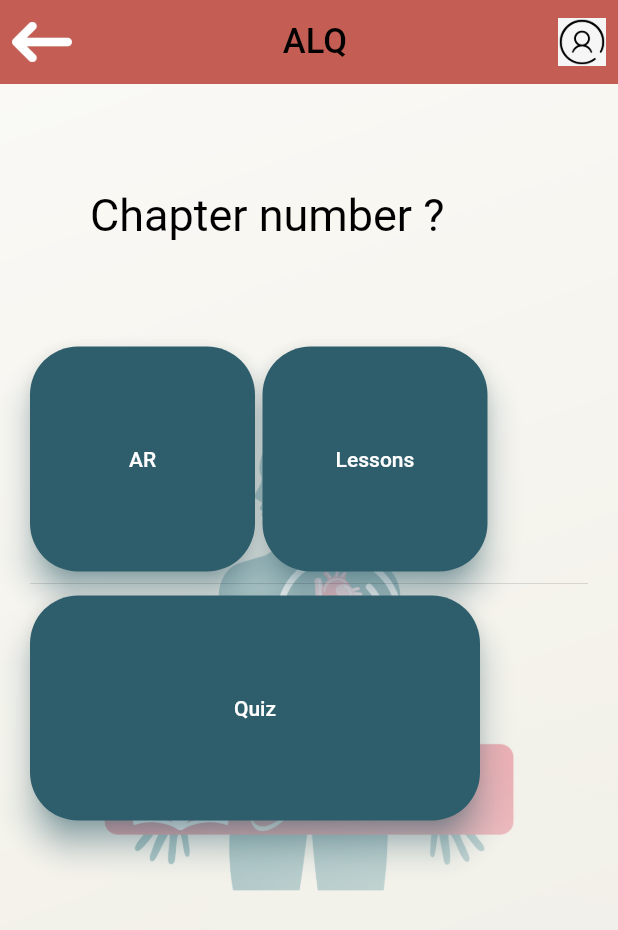
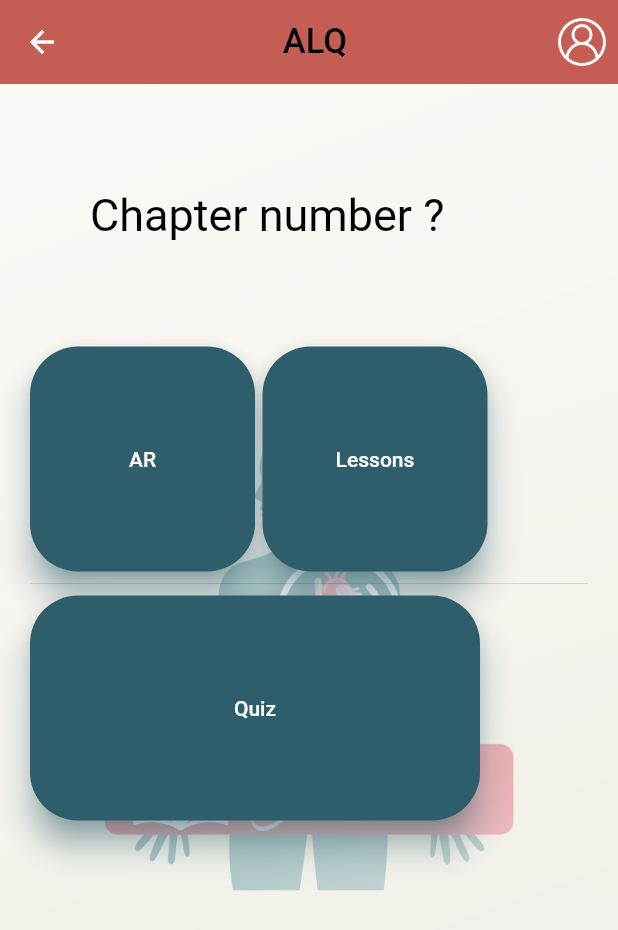
Before and after one commit to Gehad-Eid/ALQ, a Flutter app: the header screen opened by its route, after a tap on "Circulatory system", on a phone screen of 412 x 824 dp. Shown: the top 930 px of the screen. Run offline on Flutter 3.47's test engine with Material 2 defaults, Android fonts, the phone set to English and light mode, and no system bars; our stand-ins replace cloud_firestore, firebase_auth, firebase_core, fluttertoast, matcher, toast; accounts and stored records are empty.

Commit message:
nav bar in chapters

```diff
--- a/lib/navBar.dart
+++ b/lib/navBar.dart
@@ -46,8 +46,7 @@ class _NavBarState extends State<NavBar> {
           ListTile(
             leading: Icon(Icons.account_circle),
             title: Text("Profile"),
-            onTap: () => print("Profile"),
-            onLongPress: () {
+            onTap: () {
               Navigator.push(context,
                   MaterialPageRoute(builder: (context) => ProfileScreen()));
             }, // go to profile
--- a/lib/screens/chapterContent.dart
+++ b/lib/screens/chapterContent.dart
@@ -1,3 +1,4 @@
+import 'package:alqgp/screens/profile.dart';
 import 'package:flutter/material.dart';
 import 'package:alqgp/screens/chapters.dart';
 import 'package:alqgp/screens/body.dart';
@@ -34,7 +35,7 @@ class chaptersContent extends State<chapterContent> {
     return AppBar(
       backgroundColor: Color.fromARGB(255, 196, 93, 83),
       elevation: 0,
-      leading: IconButton(
+      /*leading: IconButton(
         icon: Image.asset("images/backArrow3.png"),
         onPressed: () {
           Navigator.push(
@@ -42,7 +43,7 @@ class chaptersContent extends State<chapterContent> {
             MaterialPageRoute(builder: (context) => const header()),
           );
         },
-      ),
+      ),*/
       title: Center(
         child: Text(
           "ALQ",
@@ -54,8 +55,11 @@ class chaptersContent extends State<chapterContent> {
       ),
       actions: <Widget>[
         IconButton(
-          icon: Image.asset('images/profile2.png'),
-          onPressed: () => null, //go to profile page
+          icon: Image.asset('images/profile3.png'),
+          onPressed: () => {
+            Navigator.push(context,
+                MaterialPageRoute(builder: (context) => ProfileScreen()))
+          }, //go to profile page
         ),
       ],
     );
--- a/lib/screens/chapters.dart
+++ b/lib/screens/chapters.dart
@@ -1,3 +1,4 @@
+import 'package:alqgp/screens/profile.dart';
 import 'package:cloud_firestore/cloud_firestore.dart';
 import 'package:firebase_auth/firebase_auth.dart';
 import 'package:flutter/material.dart';
@@ -5,6 +6,7 @@ import 'package:flutter/material.dart';
 import 'package:alqgp/screens/body.dart';
 
 import '../models/user_model.dart';
+import '../navBar.dart';
 
 class header extends StatefulWidget {
   //prop
@@ -36,10 +38,12 @@ class _headerState extends State<header> {
   @override
   Widget build(BuildContext context) {
     return Scaffold(
+      drawer: NavBar(),
       appBar: buildAppBar(),
       body: Stack(
         children: [
-         Container(decoration: BoxDecoration(
+          Container(
+            decoration: BoxDecoration(
               image: DecorationImage(
                 image: AssetImage("images/backgraund4.png"),
                 fit: BoxFit.cover,
@@ -82,7 +86,10 @@ class _headerState extends State<header> {
       actions: [
         IconButton(
           icon: Image.asset('images/profile3.png'),
-        onPressed: () => null,//go to profile page
+          onPressed: () => {
+            Navigator.push(context,
+                MaterialPageRoute(builder: (context) => ProfileScreen()))
+          }, //go to profile page
         ),
       ],
     );
```
Also changed, not shown: 1 other file. Lines whose indentation alone changed are shown as unchanged.
